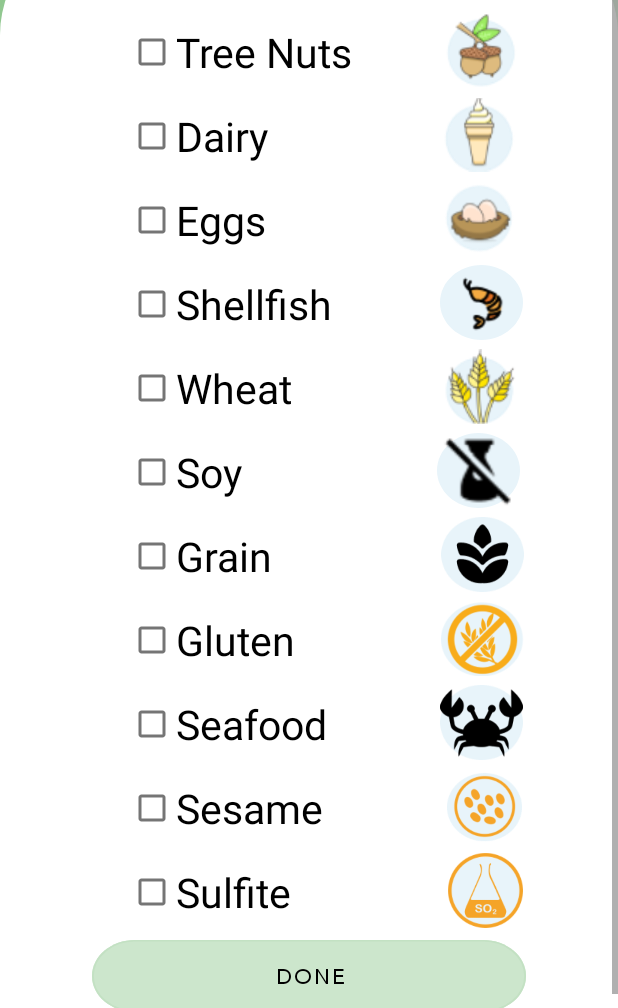
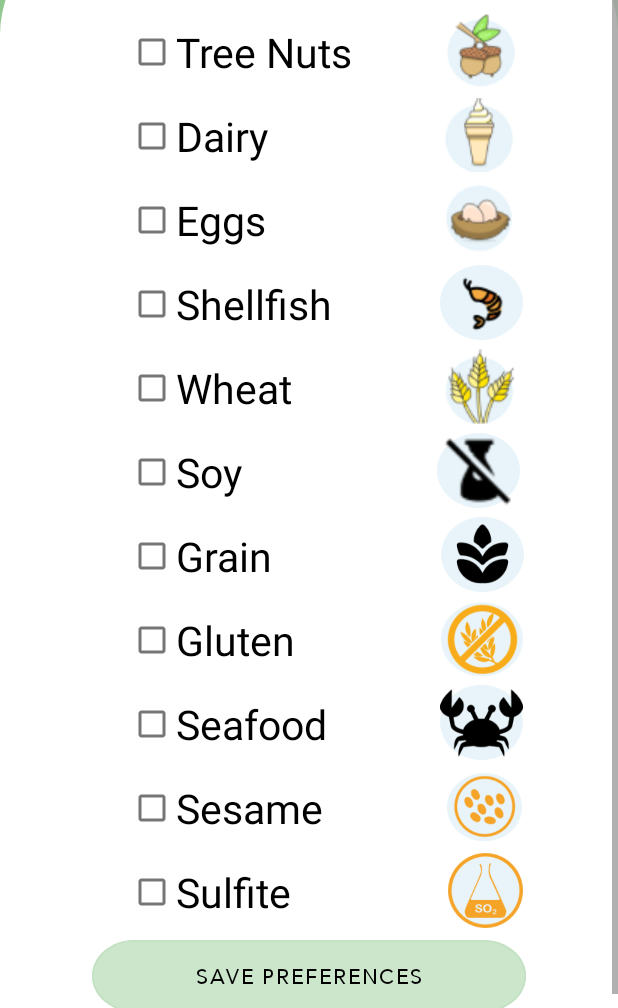
Before and after one commit to Korrubi/Senior-Capstone, an Android app: the fragment AllergyFragment shown on its own in the app's theme, on a phone screen of 412 x 824 dp, the part 228-1236 px from its top. Run offline under Robolectric (Android 15) with nearby library versions, the phone set to English and light mode, and no system bars; libraries missing offline, so code that uses them is left out: aws.sdk.kotlin; Roboto replaces fonts that are not available here; 4 statements that could not run were skipped.

Commit message:
Fixed Fragment Allergy strings

```diff
--- a/app/src/main/res/layout/fragment_allergy.xml
+++ b/app/src/main/res/layout/fragment_allergy.xml
@@ -333,7 +333,7 @@
                     android:background="@drawable/rectangle"
                     android:fontFamily="@font/avenir_roman"
                     android:onClick="submitData"
-                    android:text="@string/Done"
+                    android:text="@string/save_AllergyPref"
                     android:textAlignment="center"
                     android:textColor="@color/black"
                     app:backgroundTint="#5750A74E"></Button>
```
